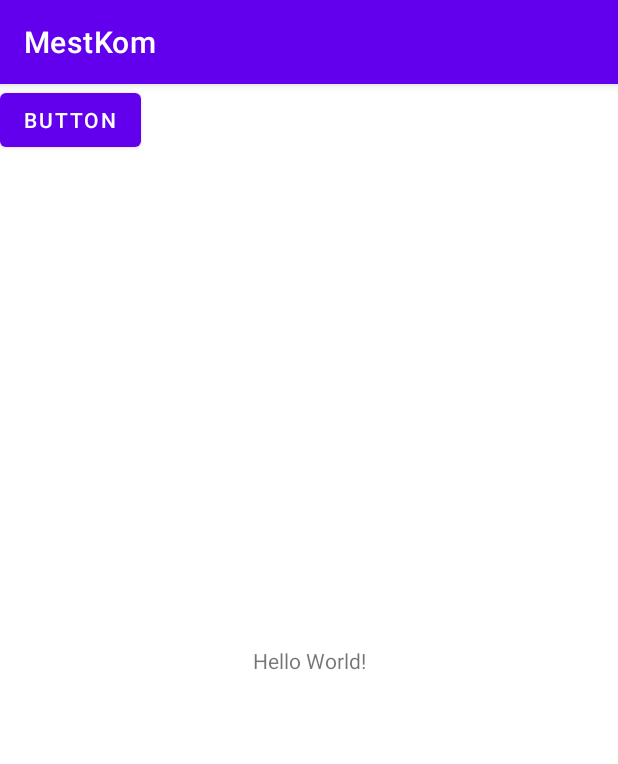
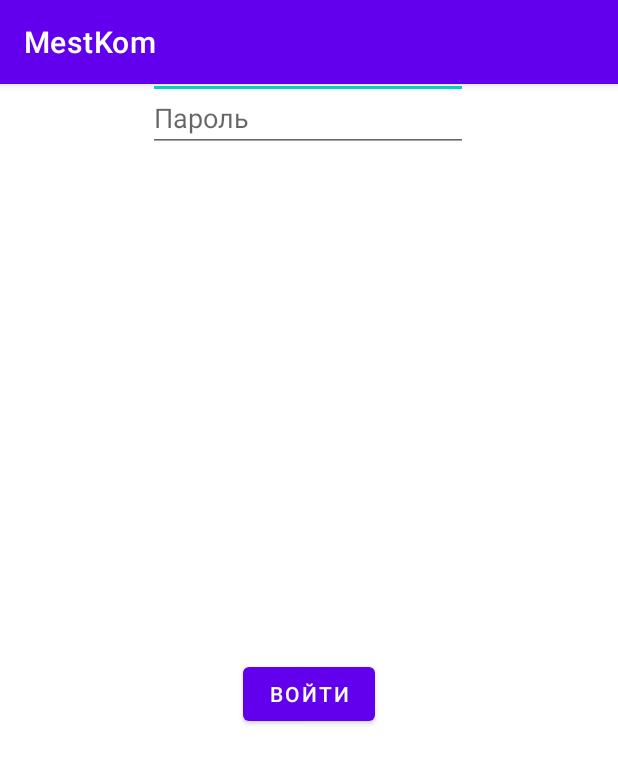
Before and after one commit to Servall4/MestKom, an Android app: the screen it shows after launch (MainActivity), on a phone screen of 412 x 824 dp. Shown: the top 764 px of the screen. Run offline under Robolectric (Android 15) with nearby library versions, the phone set to English and light mode, and no system bars.

Commit message:
Изменен интерфейс

```diff
--- a/app/src/main/res/layout/activity_main.xml
+++ b/app/src/main/res/layout/activity_main.xml
@@ -6,21 +6,40 @@
     android:layout_height="match_parent"
     tools:context=".MainActivity">
 
-    <TextView
-        android:layout_width="wrap_content"
-        android:layout_height="wrap_content"
-        android:text="Hello World!"
-        app:layout_constraintBottom_toBottomOf="parent"
-        app:layout_constraintEnd_toEndOf="parent"
-        app:layout_constraintStart_toStartOf="parent"
-        app:layout_constraintTop_toTopOf="parent" />
-
     <Button
         android:id="@+id/button"
         android:layout_width="wrap_content"
         android:layout_height="wrap_content"
-        android:text="Button"
-        tools:layout_editor_absoluteX="170dp"
-        tools:layout_editor_absoluteY="250dp" />
+        android:text="Войти"
+        app:layout_constraintBottom_toBottomOf="parent"
+        app:layout_constraintEnd_toEndOf="parent"
+        app:layout_constraintStart_toStartOf="parent"
+        app:layout_constraintTop_toBottomOf="@+id/editTextTextPassword" />
+
+    <EditText
+        android:id="@+id/editTextTextEmailAddress"
+        android:layout_width="wrap_content"
+        android:layout_height="wrap_content"
+        android:ems="10"
+        android:hint="Емейл"
+        android:inputType="textEmailAddress"
+        app:layout_constraintBottom_toTopOf="@+id/editTextTextPassword"
+        app:layout_constraintEnd_toEndOf="parent"
+        app:layout_constraintHorizontal_bias="0.497"
+        app:layout_constraintStart_toStartOf="parent"
+        app:layout_constraintTop_toTopOf="parent"
+        app:layout_constraintVertical_bias="0.778" />
+
+    <EditText
+        android:id="@+id/editTextTextPassword"
+        android:layout_width="wrap_content"
+        android:layout_height="wrap_content"
+        android:ems="10"
+        android:hint="Пароль"
+        android:inputType="textPassword"
+        app:layout_constraintEnd_toEndOf="parent"
+        app:layout_constraintHorizontal_bias="0.497"
+        app:layout_constraintStart_toStartOf="parent"
+        tools:layout_editor_absoluteY="210dp" />
 
 </androidx.constraintlayout.widget.ConstraintLayout>
```
